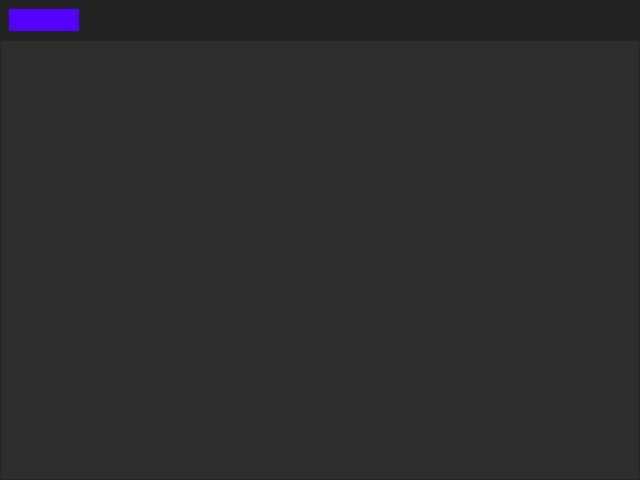
Before: the Qt Designer form uiii.ui in TriGuez/boids, drawn with Qt 5.
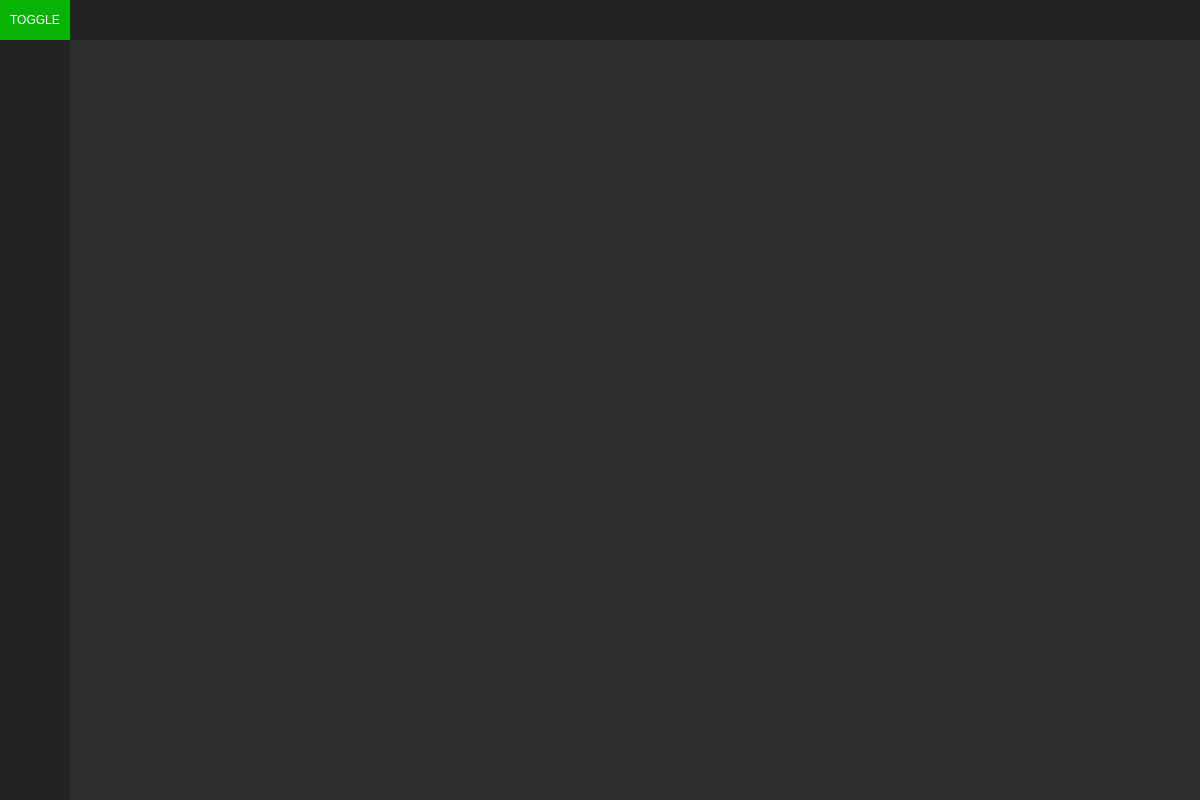
After: the same form once the commit is applied.

What changed in the file:
```diff
--- a/uiii.ui
+++ b/uiii.ui
@@ -6,10 +6,16 @@
    <rect>
     <x>0</x>
     <y>0</y>
-    <width>640</width>
-    <height>480</height>
+    <width>1200</width>
+    <height>800</height>
    </rect>
   </property>
+  <property name="maximumSize">
+   <size>
+    <width>1200</width>
+    <height>800</height>
+   </size>
+  </property>
   <property name="windowTitle">
    <string>MainWindow</string>
   </property>
@@ -37,7 +43,7 @@
      <widget class="QFrame" name="Top_Bar">
       <property name="maximumSize">
        <size>
-        <width>16777215</width>
+        <width>9999999</width>
         <height>40</height>
        </size>
       </property>
@@ -50,9 +56,24 @@
       <property name="frameShadow">
        <enum>QFrame::Raised</enum>
       </property>
-      <layout class="QVBoxLayout" name="verticalLayout_2">
+      <layout class="QHBoxLayout" name="horizontalLayout">
+       <property name="spacing">
+        <number>0</number>
+       </property>
+       <property name="leftMargin">
+        <number>0</number>
+       </property>
+       <property name="topMargin">
+        <number>0</number>
+       </property>
+       <property name="rightMargin">
+        <number>0</number>
+       </property>
+       <property name="bottomMargin">
+        <number>0</number>
+       </property>
        <item>
-        <widget class="QFrame" name="frame">
+        <widget class="QFrame" name="frame_toggle">
          <property name="maximumSize">
           <size>
            <width>70</width>
@@ -60,7 +81,60 @@
           </size>
          </property>
          <property name="styleSheet">
-          <string notr="true">background-color: rgb(85, 0, 255);</string>
+          <string notr="true">background-color: rgb(7, 179, 4);</string>
+         </property>
+         <property name="frameShape">
+          <enum>QFrame::NoFrame</enum>
+         </property>
+         <property name="frameShadow">
+          <enum>QFrame::Raised</enum>
+         </property>
+         <layout class="QVBoxLayout" name="verticalLayout_2">
+          <property name="spacing">
+           <number>0</number>
+          </property>
+          <property name="leftMargin">
+           <number>0</number>
+          </property>
+          <property name="topMargin">
+           <number>0</number>
+          </property>
+          <property name="rightMargin">
+           <number>0</number>
+          </property>
+          <property name="bottomMargin">
+           <number>0</number>
+          </property>
+          <item>
+           <widget class="QPushButton" name="Btn_Toggle">
+            <property name="sizePolicy">
+             <sizepolicy hsizetype="Expanding" vsizetype="Expanding">
+              <horstretch>0</horstretch>
+              <verstretch>0</verstretch>
+             </sizepolicy>
+            </property>
+            <property name="styleSheet">
+             <string notr="true">color : rgb(255, 255, 255);
+border : 0px solid;
+
+
+</string>
+            </property>
+            <property name="text">
+             <string>TOGGLE</string>
+            </property>
+           </widget>
+          </item>
+         </layout>
+        </widget>
+       </item>
+       <item>
+        <widget class="QFrame" name="frame_top">
+         <property name="maximumSize">
+          <size>
+           <width>16777215</width>
+           <height>40</height>
+          </size>
          </property>
          <property name="frameShape">
           <enum>QFrame::NoFrame</enum>
@@ -74,13 +148,93 @@
      </widget>
     </item>
     <item>
-     <widget class="QFrame" name="frame_2">
+     <widget class="QFrame" name="Content">
+      <property name="maximumSize">
+       <size>
+        <width>999999</width>
+        <height>9999999</height>
+       </size>
+      </property>
       <property name="frameShape">
-       <enum>QFrame::StyledPanel</enum>
+       <enum>QFrame::NoFrame</enum>
       </property>
       <property name="frameShadow">
        <enum>QFrame::Raised</enum>
       </property>
+      <layout class="QHBoxLayout" name="horizontalLayout_2">
+       <property name="spacing">
+        <number>0</number>
+       </property>
+       <property name="leftMargin">
+        <number>0</number>
+       </property>
+       <property name="topMargin">
+        <number>0</number>
+       </property>
+       <property name="rightMargin">
+        <number>0</number>
+       </property>
+       <property name="bottomMargin">
+        <number>0</number>
+       </property>
+       <item>
+        <widget class="QFrame" name="frame_left_menu">
+         <property name="maximumSize">
+          <size>
+           <width>70</width>
+           <height>16777215</height>
+          </size>
+         </property>
+         <property name="styleSheet">
+          <string notr="true">background-color: rgb(35, 35, 35);
+</string>
+         </property>
+         <property name="frameShape">
+          <enum>QFrame::NoFrame</enum>
+         </property>
+         <property name="frameShadow">
+          <enum>QFrame::Raised</enum>
+         </property>
+         <layout class="QVBoxLayout" name="verticalLayout_3">
+          <property name="spacing">
+           <number>0</number>
+          </property>
+          <property name="leftMargin">
+           <number>0</number>
+          </property>
+          <property name="topMargin">
+           <number>0</number>
+          </property>
+          <property name="rightMargin">
+           <number>0</number>
+          </property>
+          <property name="bottomMargin">
+           <number>0</number>
+          </property>
+          <item>
+           <widget class="QFrame" name="frame_top_menus">
+            <property name="frameShape">
+             <enum>QFrame::NoFrame</enum>
+            </property>
+            <property name="frameShadow">
+             <enum>QFrame::Raised</enum>
+            </property>
+           </widget>
+          </item>
+         </layout>
+        </widget>
+       </item>
+       <item>
+        <widget class="QFrame" name="frame_pages">
+         <property name="frameShape">
+          <enum>QFrame::NoFrame</enum>
+         </property>
+         <property name="frameShadow">
+          <enum>QFrame::Raised</enum>
+         </property>
+        </widget>
+       </item>
+      </layout>
      </widget>
     </item>
    </layout>
```
